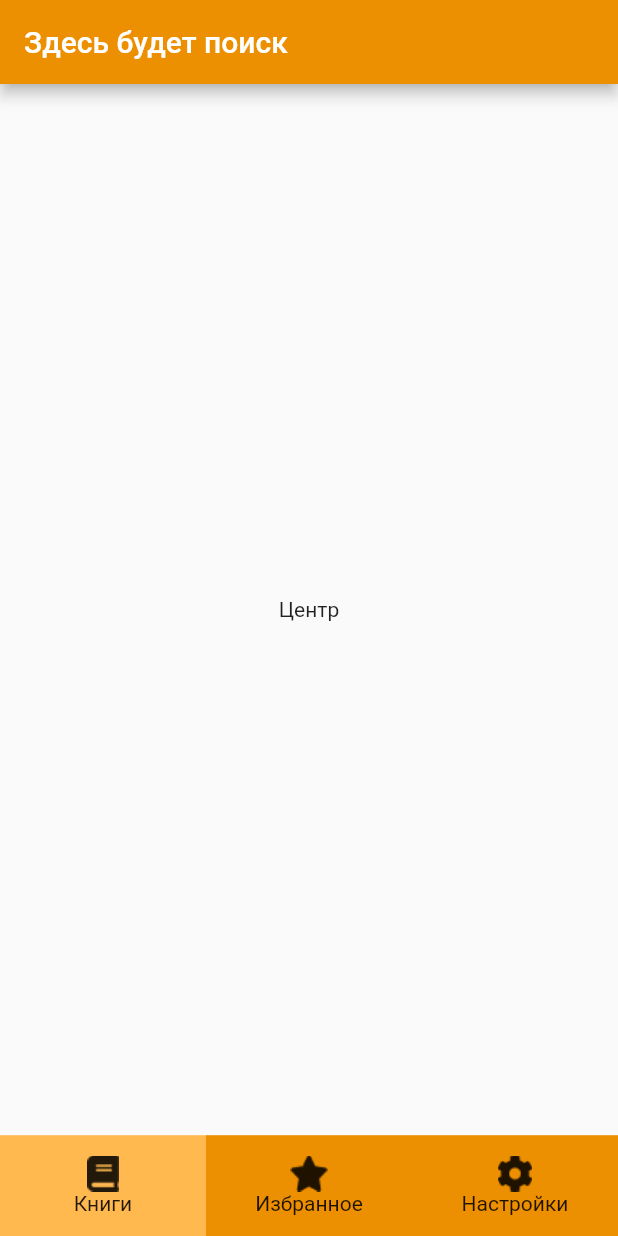
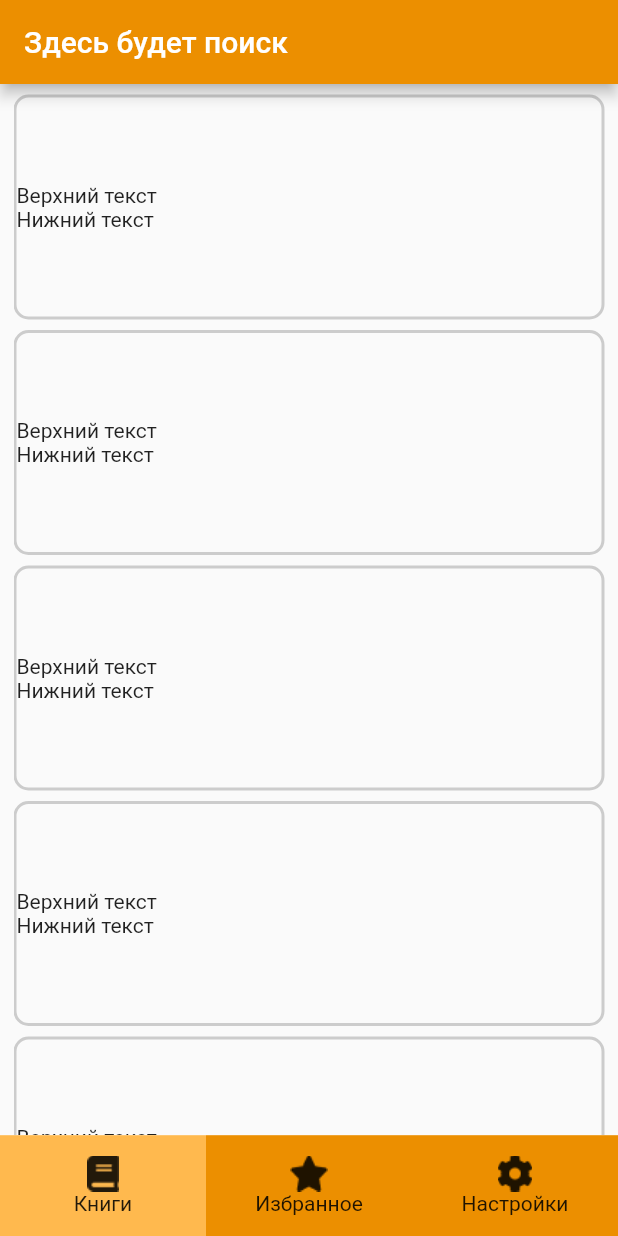
Before and after one commit to Mixalpal/Reader, a Flutter app: the screen it shows after launch, on a phone screen of 412 x 824 dp. Run offline on Flutter 3.47's test engine with Material 2 defaults, Android fonts, the phone set to English and light mode, and no system bars.

Commit message:
feat: добавил booklist

```diff
--- /dev/null
+++ b/lib/bookList.dart
@@ -0,0 +1,25 @@
+import 'package:flutter/material.dart';
+import 'bookWidget.dart';
+
+class BookList extends StatefulWidget {
+  const BookList({super.key});
+
+  @override
+  State<BookList> createState() => _BookList();
+}
+
+class _BookList extends State<BookList> {
+  @override
+  Widget build(BuildContext context) {
+    return ListView(
+      scrollDirection: Axis.vertical,
+      children: <BookWidget>[
+        BookWidget(),
+        BookWidget(),
+        BookWidget(),
+        BookWidget(),
+        BookWidget(),
+      ],
+    );
+  }
+}
--- /dev/null
+++ b/lib/bookWidget.dart
@@ -0,0 +1,40 @@
+import 'package:flutter/material.dart';
+
+class BookWidget extends StatefulWidget {
+  const BookWidget({super.key});
+
+  @override
+  State<BookWidget> createState() => _BookWidget();
+}
+
+class _BookWidget extends State<BookWidget> {
+  @override
+  Widget build(BuildContext context) {
+    return Container(
+        height: 150,
+        margin: EdgeInsets.fromLTRB(0, 7, 0, 0),
+        decoration: BoxDecoration(
+          border: Border.all(
+            width: 2,
+            color: Color.fromRGBO(204, 204, 204, 1),
+          ),
+          borderRadius: BorderRadius.circular(10),
+          //color: Color.fromRGBO(204, 204, 204, 1),
+        ),
+        child: Column(
+          mainAxisSize: MainAxisSize.max,
+          mainAxisAlignment: MainAxisAlignment.center,
+          crossAxisAlignment: CrossAxisAlignment.stretch,
+          children: <Widget>[
+            Row(
+              children: <Widget>[Text("Верхний текст")],
+            ),
+            Row(
+              children: <Widget>[
+                Text("Нижний текст"),
+              ],
+            ),
+          ],
+        ));
+  }
+}
--- a/lib/main.dart
+++ b/lib/main.dart
@@ -1,5 +1,7 @@
 import 'package:flutter/material.dart';
 import 'navBar.dart';
+import 'bookList.dart';
+import 'bookWidget.dart';
 
 void main() {
   runApp(const MyApp());
--- a/lib/navBar.dart
+++ b/lib/navBar.dart
@@ -1,6 +1,6 @@
-import 'dart:ui';
-
 import 'package:flutter/material.dart';
+import 'package:flutter_application_1/bookList.dart';
+import 'bookWidget.dart';
 
 class NavBar extends StatefulWidget {
   const NavBar({super.key});
@@ -49,9 +49,16 @@ class _NavBar extends State<NavBar> {
             Expanded(
               flex: 9125,
               child: Row(
-                mainAxisAlignment: MainAxisAlignment.center,
-                mainAxisSize: MainAxisSize.max,
-                children: [Text("Центр")],
+                //mainAxisAlignment: MainAxisAlignment.center,
+                //mainAxisSize: MainAxisSize.max,
+                children: <Widget>[
+                  Container(
+                    //height: ,
+                    padding: const EdgeInsets.fromLTRB(9, 0, 9, 0),
+                    width: MediaQuery.of(context).size.width,
+                    child: BookList(),
+                  ),
+                ],
               ),
             ),
             Expanded(
```
